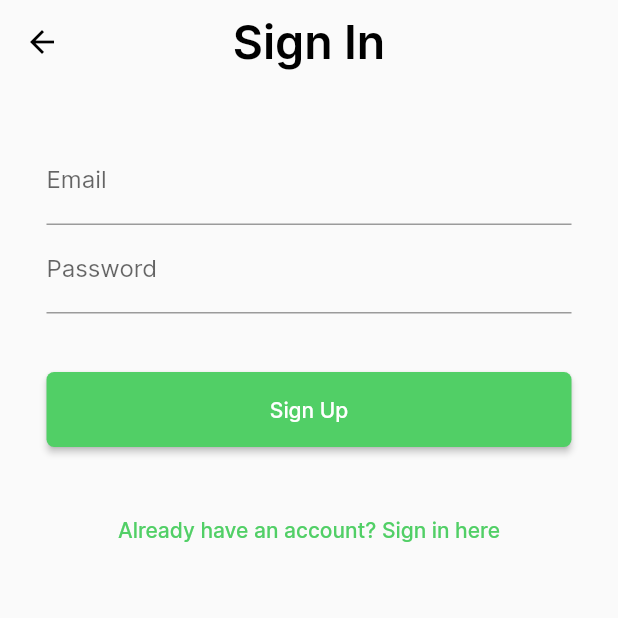
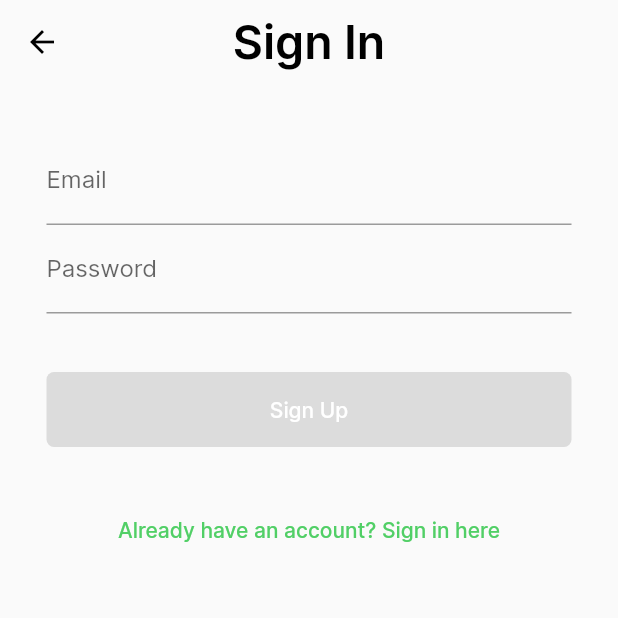
Before and after one commit to Bulk-bros/stattrack, a Flutter app: the EmailSignInPage screen opened directly with empty values, on a phone screen of 412 x 824 dp, the top half of it. Run offline on Flutter 3.47's test engine with Material 2 defaults, Android fonts, the phone set to English and light mode, and no system bars; our stand-ins replace firebase_auth, firebase_core, flutter_svg, google_sign_in; accounts and stored records are empty.

Commit message:
error handling on sign in page

```diff
--- a/stattrack/lib/components/forms/EmailSignInForm.dart
+++ b/stattrack/lib/components/forms/EmailSignInForm.dart
@@ -1,6 +1,7 @@
 import 'package:flutter/material.dart';
 import 'package:stattrack/components/buttons/form_button.dart';
 import 'package:stattrack/services/auth.dart';
+import 'package:stattrack/utils/validator.dart';
 
 class EmailSignInForm extends StatefulWidget {
   const EmailSignInForm({Key? key, required this.auth}) : super(key: key);
@@ -12,33 +13,82 @@ class EmailSignInForm extends StatefulWidget {
 }
 
 class _EmailSignInFormState extends State<EmailSignInForm> {
+  final FocusNode _emailFocusNode = FocusNode();
+  final FocusNode _passwordFocusNode = FocusNode();
+
+  final TextEditingController _emailController = TextEditingController();
+  final TextEditingController _passwordController = TextEditingController();
+
+  String get _email => _emailController.text;
+  String get _password => _passwordController.text;
+
+  bool get _isValidEmail => Validator.isValidEmail(_email);
+
+  bool _hasSubmitted = false;
+
+  void _submit() {
+    print('submitting');
+    setState(() {
+      _hasSubmitted = true;
+    });
+  }
+
+  void _updateState() {
+    setState(() {});
+  }
+
+  /// Handles the event when "next" is clicked on the keyboard
+  /// If email is valid, focus net input field. Otherwise stay
+  /// at current input field
+  void _emailEditingComplete() {
+    final newFocus = _isValidEmail ? _passwordFocusNode : _emailFocusNode;
+    FocusScope.of(context).requestFocus(newFocus);
+  }
+
   @override
   Widget build(BuildContext context) {
+    bool enableButton = _isValidEmail && _password.isNotEmpty;
+
     return Padding(
       padding: const EdgeInsets.all(31.0),
       child: Form(
         child: Column(
           children: <Widget>[
             TextFormField(
-              decoration: const InputDecoration(
+              controller: _emailController,
+              focusNode: _emailFocusNode,
+              decoration: InputDecoration(
                 labelText: 'Email',
                 hintText: 'Your email address',
+                errorText:
+                    _hasSubmitted && !_isValidEmail ? 'Invalid email' : null,
               ),
               autocorrect: false,
               keyboardType: TextInputType.emailAddress,
+              textInputAction: TextInputAction.next,
+              onEditingComplete: _emailEditingComplete,
+              onChanged: (email) => _updateState(),
             ),
             TextFormField(
-              decoration: const InputDecoration(
+              controller: _passwordController,
+              focusNode: _passwordFocusNode,
+              decoration: InputDecoration(
                 labelText: 'Password',
                 hintText: 'Your password',
+                errorText: _hasSubmitted && _password.isEmpty
+                    ? 'Password cannot be empty'
+                    : null,
               ),
               obscureText: true,
+              textInputAction: TextInputAction.done,
+              onEditingComplete: _password.isNotEmpty ? _submit : null,
+              onChanged: (password) => _updateState(),
             ),
             const SizedBox(
               height: 39.0,
             ),
             FormButton(
-              onPressed: () {},
+              onPressed: enableButton ? _submit : null,
               label: 'Sign Up',
             ),
           ],
--- /dev/null
+++ b/stattrack/lib/utils/validator.dart
@@ -0,0 +1,33 @@
+class Validator {
+  /// Returns [true] if email is valid, [false] otherwise
+  ///
+  /// [email] the email to validate
+  static bool isValidEmail(String email) {
+    final emailRegex = RegExp(r"^[\w-\.]+@([\w-]+\.)+[\w-]{2,4}$");
+    return emailRegex.hasMatch(email) && email.isNotEmpty;
+  }
+
+  /// Returns [true] if password is valid, [false] otherwise
+  /// Valid password need both lower and uppercase letters, one or more
+  /// numbers and has to be between 8 and 20 characters.
+  ///
+  /// [password] the email to validate
+  static bool isValidPassword(String password) {
+    final passwordRegex =
+        RegExp(r"^(?=.*[a-z])(?=.*[A-Z])(?=.*\d)[a-zA-Z\d]{8,20}$");
+    return passwordRegex.hasMatch(password);
+  }
+
+  /// Returns [true] if username is valid, [false] otherwise
+  /// Valid usernames needs to be between 6 and 18 characters, can contain
+  /// letters, numbers, underscore and period. However it cannot start or end
+  /// with underscore or period, and you cannot have period straight after
+  /// underscore, as well as no underscore straight after a period.
+  ///
+  /// [password] the email to validate
+  static bool isValidUsername(String username) {
+    final usernameRegex = RegExp(
+        r"^[a-zA-Z0-9](_(?!(\.|_))|\.(?!(_|\.))|[a-zA-Z0-9]){6,18}[a-zA-Z0-9]$");
+    return usernameRegex.hasMatch(username);
+  }
+}
```
